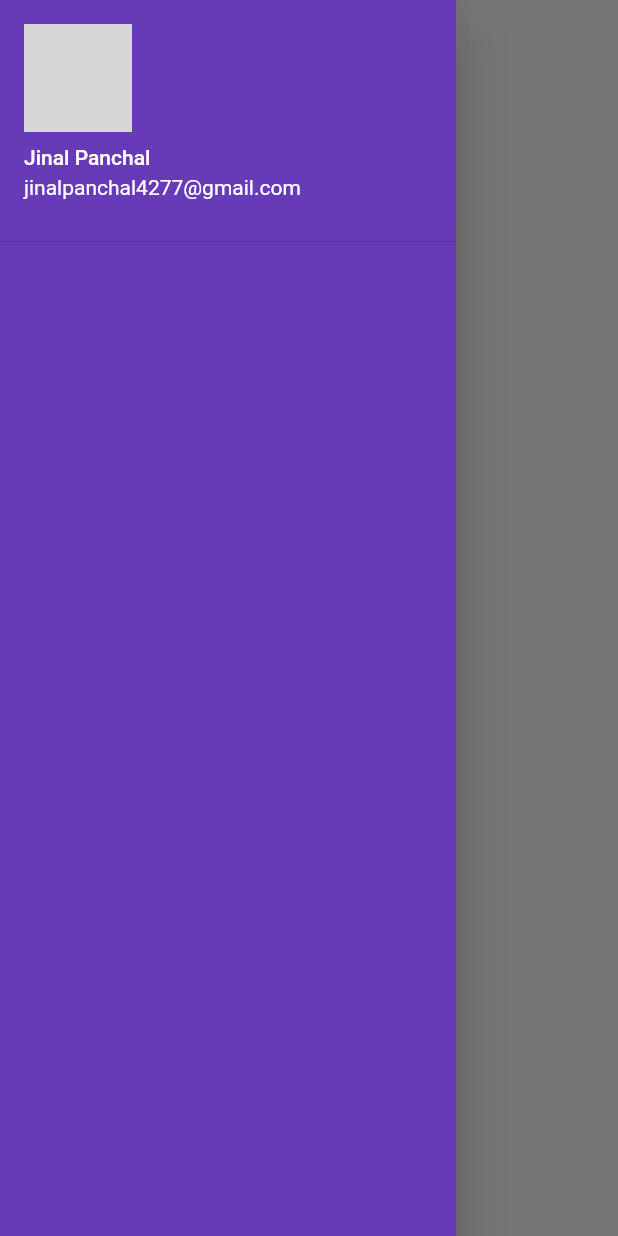
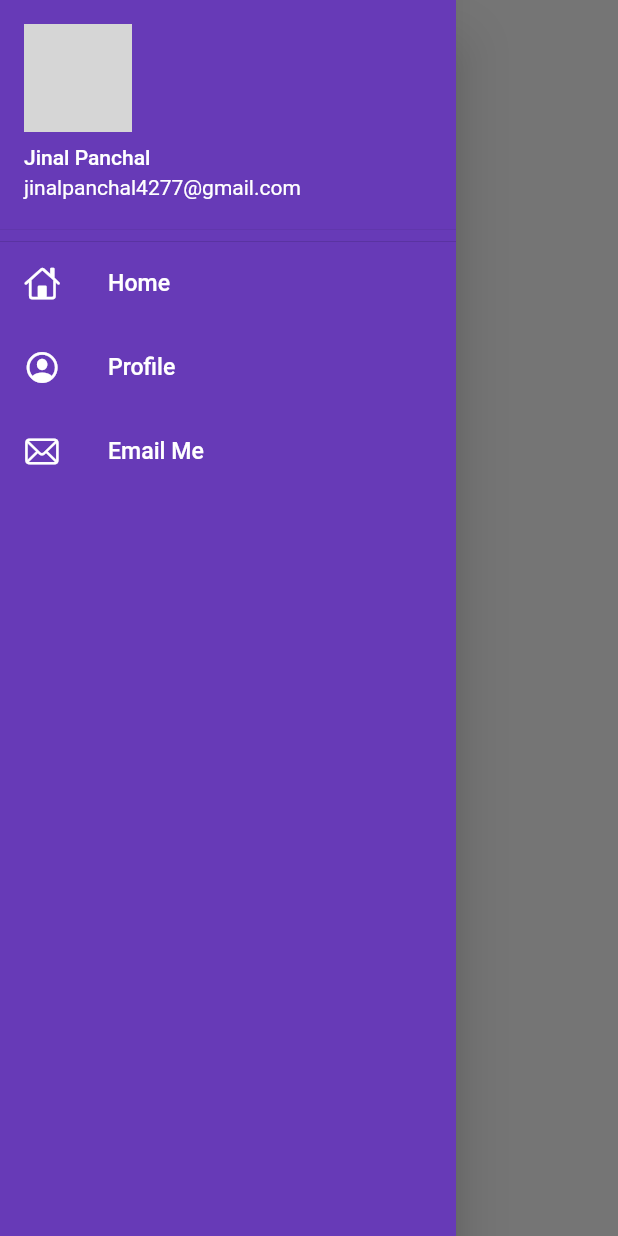
Before and after one commit to jinalEra/Catalog_flutter, a Flutter app: the screen it shows after launch, with the side drawer open, on a phone screen of 412 x 824 dp. Run offline on Flutter 3.47's test engine with Material 2 defaults, Android fonts, the phone set to English and light mode, and no system bars; our stand-ins replace google_fonts; network calls fail; grey boxes are pictures that could not be loaded.

Commit message:
Day 7 Completed

```diff
--- a/lib/constant.dart
+++ b/lib/constant.dart
@@ -4,5 +4,3 @@
 final enableColor = Color(0xFF66d9ca);
 final focusedColor = Color(0xFF1ac5af);
 final loginback = Color(0xFF00bfa6);
-
-final drawerBack = Color(0xFF00bfa6);
--- a/lib/main.dart
+++ b/lib/main.dart
@@ -1,7 +1,6 @@
 import 'package:catalog/Screens/home/homepage.dart';
 import 'package:catalog/widgets/themes.dart';
 import 'package:flutter/material.dart';
-import 'package:google_fonts/google_fonts.dart';
 import 'package:catalog/routes.dart';
 
 void main() {
--- a/lib/widgets/drawer.dart
+++ b/lib/widgets/drawer.dart
@@ -1,3 +1,4 @@
+import 'package:flutter/cupertino.dart';
 import 'package:flutter/material.dart';
 
 class MyDrawer extends StatelessWidget {
@@ -15,11 +16,53 @@
           children: [
               DrawerHeader(
                 padding: EdgeInsets.zero,
+                margin: EdgeInsets.zero,
                 child: UserAccountsDrawerHeader(
                   accountName: Text("Jinal Panchal"),
                   accountEmail: Text("jinalpanchal4277@gmail.com"),
                   currentAccountPicture: CircleAvatar(
                     backgroundImage: NetworkImage(imageUrl),
+                  ),
+                ),
+              ),
+
+
+              ListTile(
+                leading: Icon(
+                  CupertinoIcons.home,
+                  color: Colors.white,
+                ),
+                title: Text(
+                  "Home",
+                  textScaleFactor: 1.1,
+                  style: TextStyle(
+                    color: Colors.white,
+                  ),
+                ),
+              ),
+              ListTile(
+                leading: Icon(
+                  CupertinoIcons.profile_circled,
+                  color: Colors.white,
+                ),
+                title: Text(
+                  "Profile",
+                  textScaleFactor: 1.1,
+                  style: TextStyle(
+                    color: Colors.white,
+                  ),
+                ),
+              ),
+              ListTile(
+                leading: Icon(
+                  CupertinoIcons.mail,
+                  color: Colors.white,
+                ),
+                title: Text(
+                  "Email Me",
+                  textScaleFactor: 1.1,
+                  style: TextStyle(
+                    color: Colors.white,
                   ),
                 ),
               )
```
